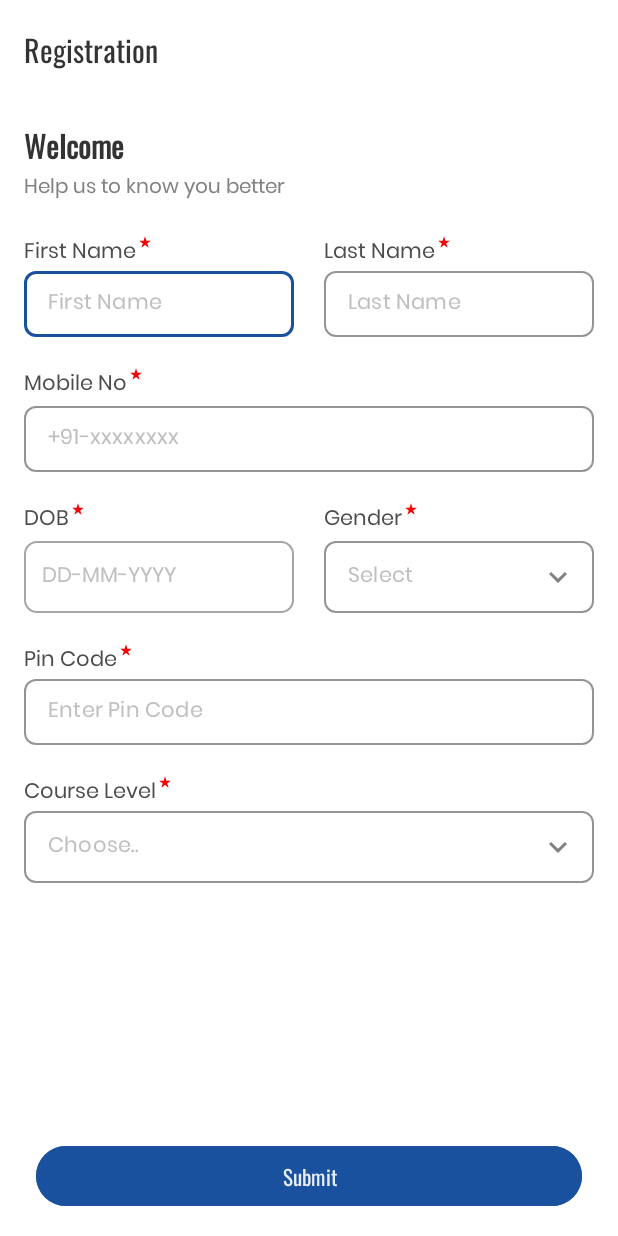
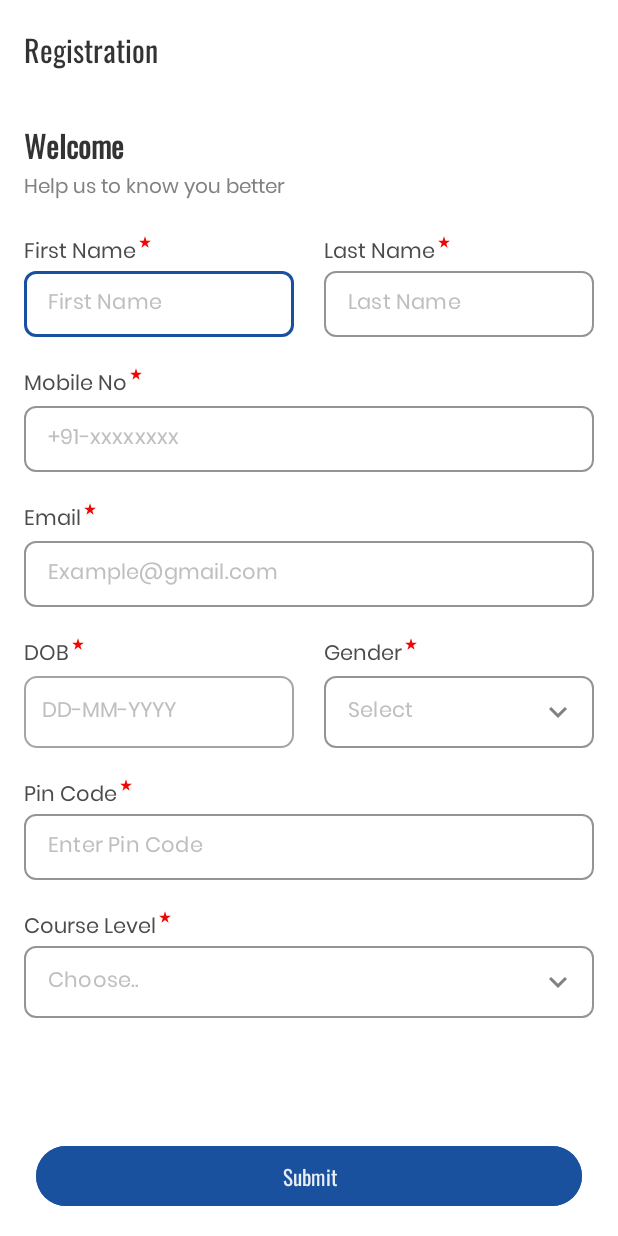
Before and after one commit to guddulawaniya/MOEC, an Android app: the registration_Activity screen opened directly, with no data from a screen before it, on a phone screen of 412 x 824 dp. Run offline under Robolectric (Android 15) with nearby library versions, the phone set to English and light mode, and no system bars.

Commit message:
update email field

```diff
--- a/app/src/main/res/layout/activity_registration.xml
+++ b/app/src/main/res/layout/activity_registration.xml
@@ -238,6 +238,67 @@
                         android:layout_height="wrap_content"
                         android:fontFamily="@font/poppins"
                         android:hint="+91-xxxxxxxx"
+                        android:inputType="numberDecimal"
+                        android:padding="10dp"
+                        android:textColor="@color/text_color"
+                        android:textColorHint="@color/iconcolor"
+                        android:textSize="14sp" />
+
+
+                    <LinearLayout
+                        android:layout_width="match_parent"
+                        android:layout_height="wrap_content">
+
+                    </LinearLayout>
+
+                </com.google.android.material.textfield.TextInputLayout>
+                <LinearLayout
+                    android:layout_width="wrap_content"
+                    android:layout_height="wrap_content"
+                    android:layout_marginTop="20dp"
+                    android:layout_marginBottom="2dp"
+                    android:orientation="horizontal"
+                    android:layout_weight="1">
+                    <TextView
+                        android:layout_width="wrap_content"
+                        android:layout_height="wrap_content"
+                        android:fontFamily="@font/poppins"
+                        android:gravity="top"
+                        android:text="Email"
+                        android:textColor="@color/text_color"
+                        android:textSize="14sp" />
+
+                    <ImageView
+                        android:layout_width="wrap_content"
+                        android:layout_marginStart="1dp"
+                        android:layout_height="wrap_content"
+                        android:src="@drawable/required_icon"/>
+                </LinearLayout>
+
+                <com.google.android.material.textfield.TextInputLayout
+                    android:id="@+id/emailaddresslayout"
+                    style="@style/Widget.MaterialComponents.TextInputLayout.OutlinedBox"
+                    android:layout_width="match_parent"
+                    android:layout_height="match_parent"
+                    android:textColorHint="@color/hint_color"
+                    app:boxCornerRadiusBottomEnd="8dp"
+                    app:boxCornerRadiusBottomStart="8dp"
+                    app:boxCornerRadiusTopEnd="8dp"
+                    app:boxCornerRadiusTopStart="8dp"
+                    app:boxStrokeColor="@color/primarycolor"
+                    app:boxStrokeErrorColor="@color/error_color"
+                    app:errorIconTint="@color/error_color"
+                    app:helperTextTextColor="@color/error_color"
+                    app:hintEnabled="false"
+                    tools:ignore="MissingConstraints">
+
+                    <!--this is the actual edit text which takes the input-->
+                    <com.google.android.material.textfield.TextInputEditText
+                        android:id="@+id/emailaddress"
+                        android:layout_width="match_parent"
+                        android:layout_height="wrap_content"
+                        android:fontFamily="@font/poppins"
+                        android:hint="Example@gmail.com"
                         android:inputType="numberDecimal"
                         android:padding="10dp"
                         android:textColor="@color/text_color"
```
